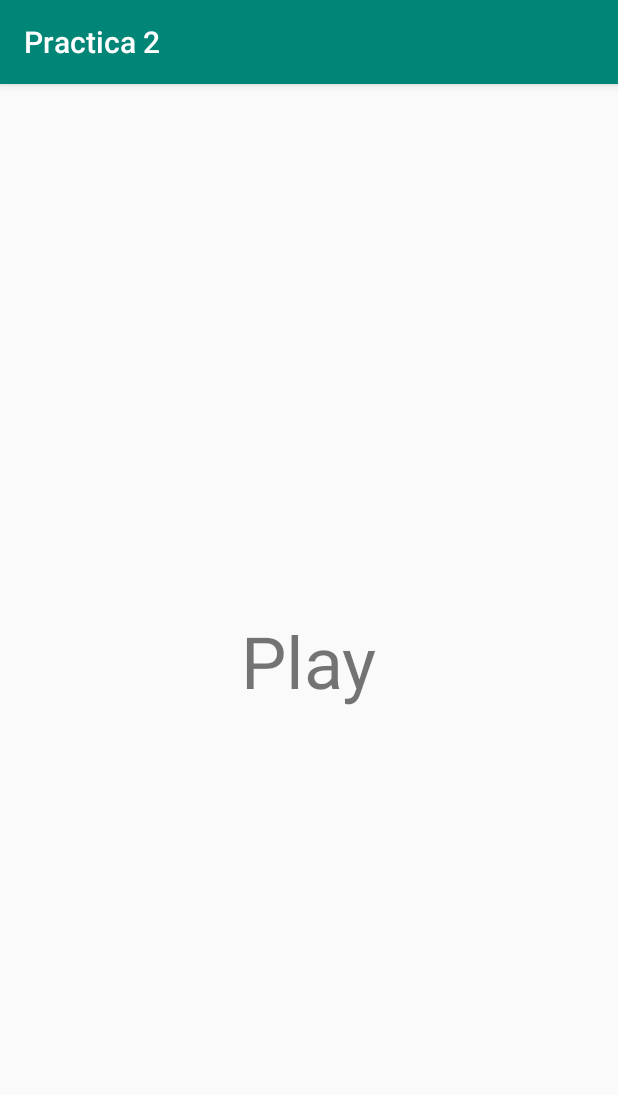
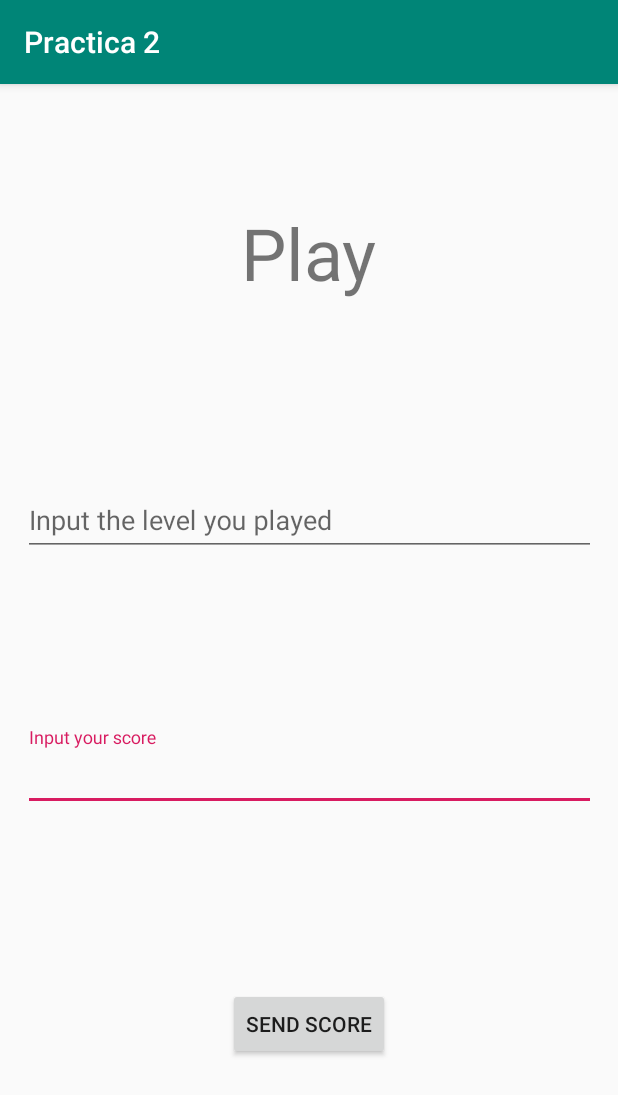
Before and after one commit to xGauss05/DAM2Project2, an Android app: the PlayActivity screen opened directly, with no data from a screen before it, on a phone screen of 412 x 824 dp. Shown: the top 1095 px of the screen. Run offline under Robolectric (Android 15) with nearby library versions, the phone set to English and light mode, and no system bars; our stand-ins replace Volley.

Commit message:
Simular juego

```diff
--- a/app/src/main/java/com/stucom/jcacay/dam2project/PlayActivity.java
+++ b/app/src/main/java/com/stucom/jcacay/dam2project/PlayActivity.java
@@ -1,14 +1,101 @@
 package com.stucom.jcacay.dam2project;
 
 import android.os.Bundle;
+import android.os.CountDownTimer;
 import android.support.v7.app.AppCompatActivity;
+import android.util.Log;
+import android.view.View;
+import android.widget.Button;
+import android.widget.EditText;
+import android.widget.TextView;
+
+import com.android.volley.Request;
+import com.android.volley.RequestQueue;
+import com.android.volley.Response;
+import com.android.volley.VolleyError;
+import com.android.volley.toolbox.StringRequest;
+import com.android.volley.toolbox.Volley;
+import com.stucom.jcacay.dam2project.model.Player;
+import com.stucom.jcacay.dam2project.model.Token;
+
+import java.util.HashMap;
+import java.util.Map;
 
 public class PlayActivity extends AppCompatActivity {
+    Token token;
+    Player player;
+    EditText edLevel, edScore;
+    Button btnScore;
+    TextView tvAlertScore;
 
     @Override
     protected void onCreate(Bundle savedInstanceState) {
         super.onCreate(savedInstanceState);
         setContentView(R.layout.activity_play);
+        token = new Token();
+        player = new Player();
+        edLevel = findViewById(R.id.edLevel);
+        edScore = findViewById(R.id.edScore);
+        btnScore = findViewById(R.id.btnScore);
+        tvAlertScore = findViewById(R.id.tvAlertScore);
+        tvAlertScore.setVisibility(View.INVISIBLE);
+        btnScore.setOnClickListener(new View.OnClickListener() {
+            @Override
+            public void onClick(View view) {
+                postScore();
+            }
+        });
     }
 
+    @Override
+    protected void onResume() {
+        Log.d("asd", "onResume() PlayActivity");
+        super.onResume();
+        player.loadFromPrefs(this);
+        token.loadFromPrefs(this);
+    }
+
+    @Override
+    protected void onPause() {
+        Log.d("asd", "onPause() PlayActivity");
+        super.onPause();
+    }
+
+    protected void postScore() {
+        RequestQueue queue = Volley.newRequestQueue(this);
+        String URL = "https://api.flx.cat/dam2game/user/score";
+        Log.d("asd", token.getData() + " " + edLevel.getText().toString() + " " + edScore.getText());
+        StringRequest request = new StringRequest(Request.Method.POST,
+                URL,
+                new Response.Listener<String>() {
+                    @Override
+                    public void onResponse(String response) {
+                        Log.d("asd", response);
+                        tvAlertScore.setVisibility(View.VISIBLE);
+                        CountDownTimer timer = new CountDownTimer(2000, 1000) {
+                            public void onTick(long asd) {
+                            }
+                            public void onFinish() {
+                                tvAlertScore.setVisibility(View.INVISIBLE);
+                            }
+                        }.start();
+                    }
+                },
+                new Response.ErrorListener() {
+                    @Override
+                    public void onErrorResponse(VolleyError error) {
+                        Log.d("asd", "ERROR: " + error.getMessage());
+                    }
+                }) {
+            @Override
+            protected Map<String, String> getParams() {
+                Map<String, String> params = new HashMap<>();
+                params.put("token", token.getData());
+                params.put("level", edLevel.getText().toString());
+                params.put("score", edScore.getText().toString());
+                return params;
+            }
+        };
+        queue.add(request);
+    }
 }
--- a/app/src/main/res/layout/activity_play.xml
+++ b/app/src/main/res/layout/activity_play.xml
@@ -18,7 +18,61 @@
         android:textSize="48sp"
         app:layout_constraintBottom_toBottomOf="parent"
         app:layout_constraintEnd_toEndOf="parent"
+        app:layout_constraintHorizontal_bias="0.501"
         app:layout_constraintStart_toStartOf="parent"
-        app:layout_constraintTop_toTopOf="parent" />
+        app:layout_constraintTop_toTopOf="parent"
+        app:layout_constraintVertical_bias="0.105" />
+
+    <android.support.design.widget.TextInputLayout
+        android:id="@+id/textInputLayout4"
+        android:layout_width="382dp"
+        android:layout_height="wrap_content"
+        app:layout_constraintBottom_toBottomOf="parent"
+        app:layout_constraintEnd_toEndOf="parent"
+        app:layout_constraintStart_toStartOf="parent"
+        app:layout_constraintTop_toBottomOf="@+id/textView">
+
+        <android.support.design.widget.TextInputEditText
+            android:id="@+id/edScore"
+            android:layout_width="match_parent"
+            android:layout_height="wrap_content"
+            android:hint="@string/inputSimScore" />
+    </android.support.design.widget.TextInputLayout>
+
+    <Button
+        android:id="@+id/btnScore"
+        android:layout_width="wrap_content"
+        android:layout_height="wrap_content"
+        android:text="@string/btnScore"
+        app:layout_constraintBottom_toBottomOf="parent"
+        app:layout_constraintEnd_toEndOf="parent"
+        app:layout_constraintStart_toStartOf="parent"
+        app:layout_constraintTop_toBottomOf="@+id/textInputLayout4" />
+
+    <android.support.design.widget.TextInputLayout
+        android:id="@+id/textInputLayout5"
+        android:layout_width="382dp"
+        android:layout_height="wrap_content"
+        app:layout_constraintBottom_toTopOf="@+id/textInputLayout4"
+        app:layout_constraintEnd_toEndOf="parent"
+        app:layout_constraintStart_toStartOf="parent"
+        app:layout_constraintTop_toBottomOf="@+id/textView">
+
+        <android.support.design.widget.TextInputEditText
+            android:id="@+id/edLevel"
+            android:layout_width="match_parent"
+            android:layout_height="wrap_content"
+            android:hint="@string/inputSimLevel" />
+    </android.support.design.widget.TextInputLayout>
+
+    <TextView
+        android:id="@+id/tvAlertScore"
+        android:layout_width="wrap_content"
+        android:layout_height="wrap_content"
+        android:text="@string/tvScoreAlert"
+        app:layout_constraintBottom_toTopOf="@+id/btnScore"
+        app:layout_constraintEnd_toEndOf="parent"
+        app:layout_constraintStart_toStartOf="parent"
+        app:layout_constraintTop_toBottomOf="@+id/textInputLayout4" />
 
 </android.support.constraint.ConstraintLayout>
--- a/app/src/main/res/values/strings.xml
+++ b/app/src/main/res/values/strings.xml
@@ -1,5 +1,5 @@
 <resources>
-    <string name="app_name">Practica 2</string>
+    <string name="app_name" translatable="false">Practica 2</string>
     <string name="play">Play</string>
     <string name="ranking" translatable="false">Ranking</string>
     <string name="settings">Settings</string>
@@ -30,4 +30,8 @@
     <string name="btnMessage">Send Message</string>
     <string name="edMessage">Input message</string>
     <string name="tvAlertMessage">Message sent!</string>
+    <string name="inputSimScore">Input your score</string>
+    <string name="btnScore">Send score</string>
+    <string name="inputSimLevel">Input the level you played</string>
+    <string name="tvScoreAlert">Score sent!</string>
 </resources>
```
Also changed, not shown: 1 other file.
